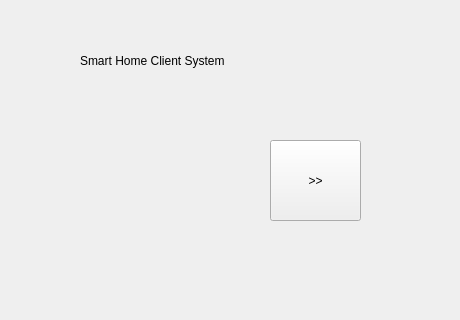
Above: startform.ui from Rabenda/mqtt_show_data_client before the change. Below: the same form after it.
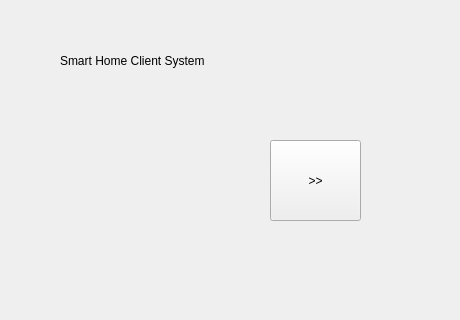
That is the form after the change. Icons and pictures are not drawn.

Diff of the .ui file:
```diff
--- a/startform.ui
+++ b/startform.ui
@@ -41,9 +41,9 @@
   <widget class="QLabel" name="label_2">
    <property name="geometry">
     <rect>
-     <x>80</x>
+     <x>60</x>
      <y>40</y>
-     <width>311</width>
+     <width>391</width>
      <height>41</height>
     </rect>
    </property>
```
